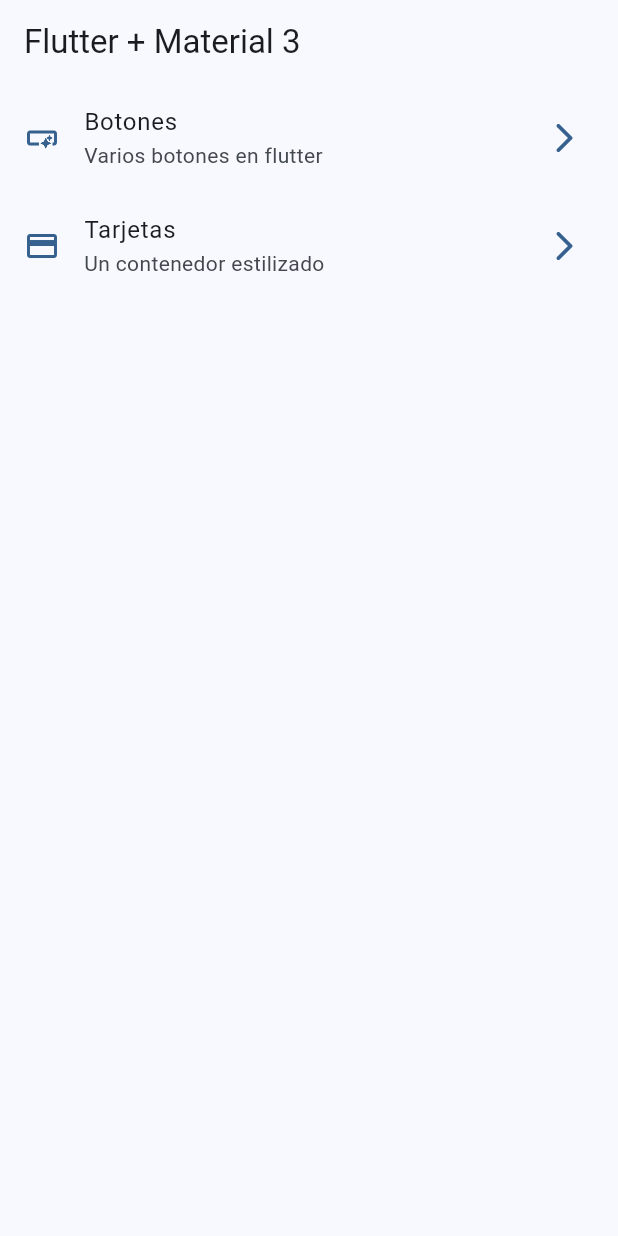
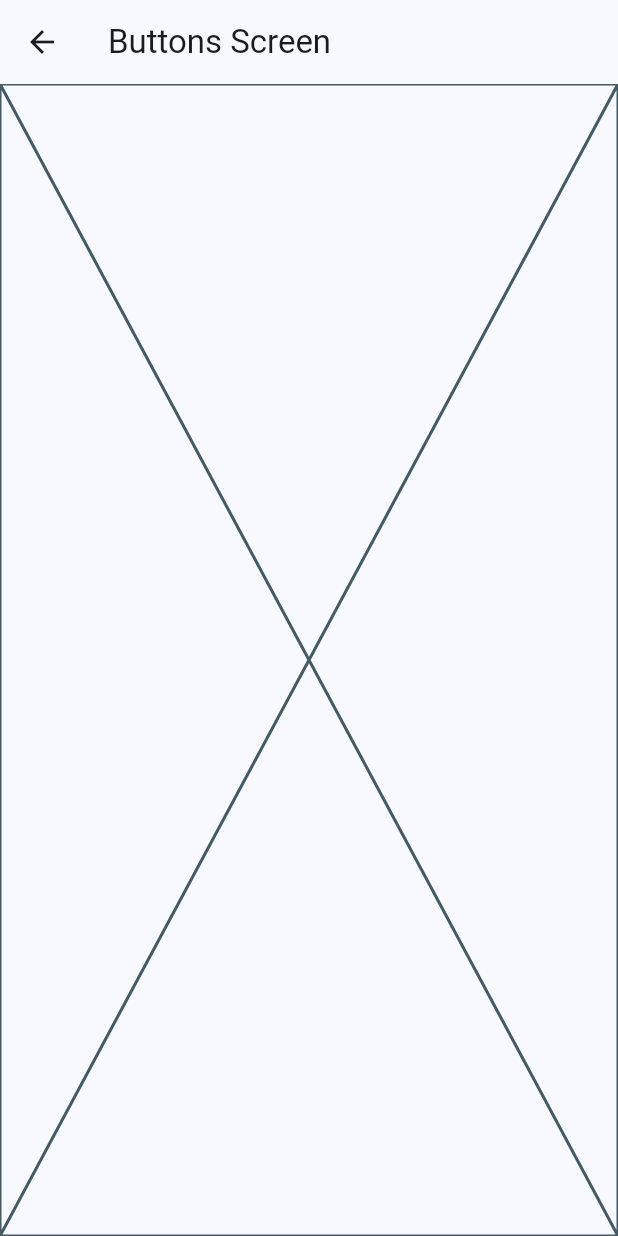
Before and after one commit to Brunox117/widgets_app, a Flutter app: the screen it shows after launch, after a tap on "Botones", on a phone screen of 412 x 824 dp. Run offline on Flutter 3.47's test engine with Material 2 defaults, Android fonts, the phone set to English and light mode, and no system bars.

```diff
--- a/lib/config/menu/menu_items.dart
+++ b/lib/config/menu/menu_items.dart
@@ -23,7 +23,7 @@ const appMenuItems = <MenuItem>[
   MenuItem(
       title: 'Tarjetas',
       subtitle: 'Un contenedor estilizado',
-      link: '/card',
+      link: '/cards',
       icon: Icons.credit_card
       ),
 ];
--- a/lib/main.dart
+++ b/lib/main.dart
@@ -1,5 +1,7 @@
 import 'package:flutter/material.dart';
 import 'package:widgets_app/config/theme/app_theme.dart';
+import 'package:widgets_app/presentation/screens/buttons/buttons_screen.dart';
+import 'package:widgets_app/presentation/screens/cards/card_screen.dart';
 import 'package:widgets_app/presentation/screens/home/home_screen.dart';
 
 void main() {
@@ -19,6 +21,10 @@ class MainApp extends StatelessWidget {
           child: HomeScreen(),
         ),
       ),
+      routes: {
+            '/buttons': (context) => const ButtonScreen(),
+            '/cards': (context) => const CardsScreen(),
+          }
     );
   }
 }
--- /dev/null
+++ b/lib/presentation/screens/buttons/buttons_screen.dart
@@ -0,0 +1,15 @@
+import 'package:flutter/material.dart';
+
+class ButtonScreen extends StatelessWidget {
+  const ButtonScreen({super.key});
+
+  @override
+  Widget build(BuildContext context) {
+    return Scaffold(
+      appBar: AppBar(
+        title: const Text('Buttons Screen'),
+      ),
+      body: const Placeholder(),
+    );
+  }
+}
--- a/lib/presentation/screens/home/home_screen.dart
+++ b/lib/presentation/screens/home/home_screen.dart
@@ -1,5 +1,6 @@
 import 'package:flutter/material.dart';
 import 'package:widgets_app/config/menu/menu_items.dart';
+import 'package:widgets_app/presentation/screens/buttons/buttons_screen.dart';
 
 class HomeScreen extends StatelessWidget {
   const HomeScreen({super.key});
@@ -22,12 +23,13 @@ class _HomeView extends StatelessWidget {
   Widget build(BuildContext context) {
     return ListView.builder(
       physics: const BouncingScrollPhysics(),
-      itemCount: appMenuItems.length, //Determina hasta donde puede llegar el index de abajo
-      itemBuilder: (context, index){
+      itemCount: appMenuItems
+          .length, //Determina hasta donde puede llegar el index de abajo
+      itemBuilder: (context, index) {
         final menuItem = appMenuItems[index];
         return _CustomListTile(menuItem: menuItem);
       },
-      );
+    );
   }
 }
 
@@ -40,18 +42,22 @@ class _CustomListTile extends StatelessWidget {
 
   @override
   Widget build(BuildContext context) {
-
     final colors = Theme.of(context).colorScheme;
 
     return ListTile(
-
-      leading: Icon( menuItem.icon, color: colors.primary,),
-      trailing: Icon(Icons.arrow_forward_ios_rounded, color: colors.primary,),
+      leading: Icon(
+        menuItem.icon,
+        color: colors.primary,
+      ),
+      trailing: Icon(
+        Icons.arrow_forward_ios_rounded,
+        color: colors.primary,
+      ),
       title: Text(menuItem.title),
       subtitle: Text(menuItem.subtitle),
-      onTap: (){
-        //TODO navegar a otra pantalla
+      onTap: () {
+        Navigator.pushNamed(context, menuItem.link);
       },
-      );
+    );
   }
 }
```
Also changed, not shown: lib/presentation/screens/cards/card_screen.dart (added, +15 -0 lines).
